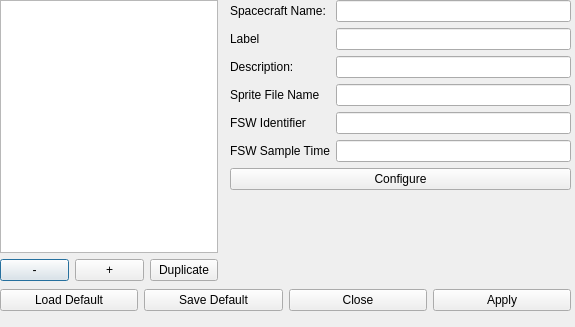
pavelgalchenko/dsm_gui, file dsm_gui/spc_menu.ui: the form before one commit.
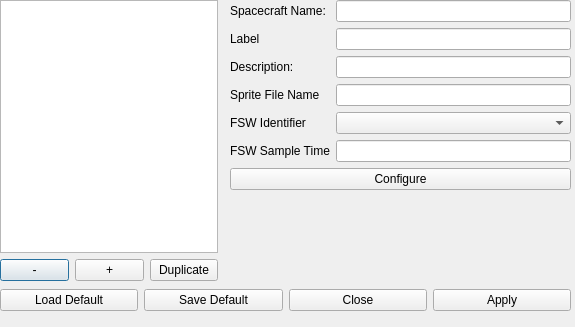
The form after the commit.

Commit message: Made flight software id a combobox. Fixed a few bugs.

Patch:
```diff
--- a/dsm_gui/spc_menu.ui
+++ b/dsm_gui/spc_menu.ui
@@ -166,7 +166,7 @@
        <widget class="QLineEdit" name="spc_label"/>
       </item>
       <item row="4" column="1">
-       <widget class="QLineEdit" name="spc_fswid"/>
+       <widget class="QComboBox" name="spc_fswid"/>
       </item>
      </layout>
     </item>
```
The commit also changes 6 other files.
